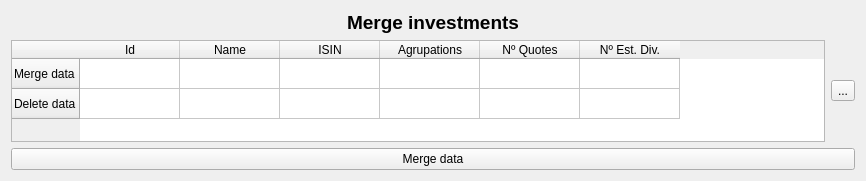
This is ui/wdgMergeCodes.ui in turulomio/xulpymoney as Qt 5 draws it before an edit. The edited form follows.
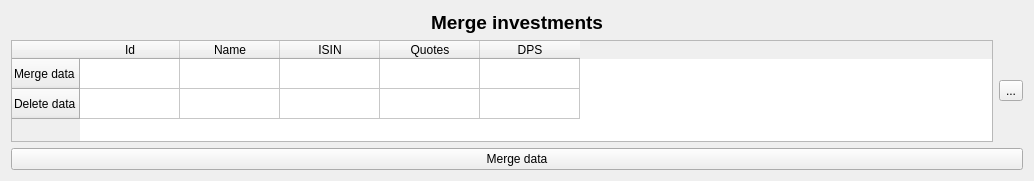
This is the edited form. Icons and pictures are not drawn. Custom widgets are drawn as their Qt base class.

Commit message: Repaired merge_codes. Asked in #20

What changed in the file:
```diff
--- a/ui/wdgMergeCodes.ui
+++ b/ui/wdgMergeCodes.ui
@@ -6,7 +6,7 @@
    <rect>
     <x>0</x>
     <y>0</y>
-    <width>866</width>
+    <width>1034</width>
     <height>181</height>
    </rect>
   </property>
@@ -67,17 +67,12 @@
          </column>
          <column>
           <property name="text">
-           <string>Agrupations</string>
+           <string>Quotes</string>
           </property>
          </column>
          <column>
           <property name="text">
-           <string>Nº Quotes</string>
-          </property>
-         </column>
-         <column>
-          <property name="text">
-           <string>Nº Est. Div.</string>
+           <string>DPS</string>
           </property>
          </column>
          <item row="1" column="0">
```
Left out of the diff: 4 changed lines with no effect on the pictures. The commit also changes 7 other files.
